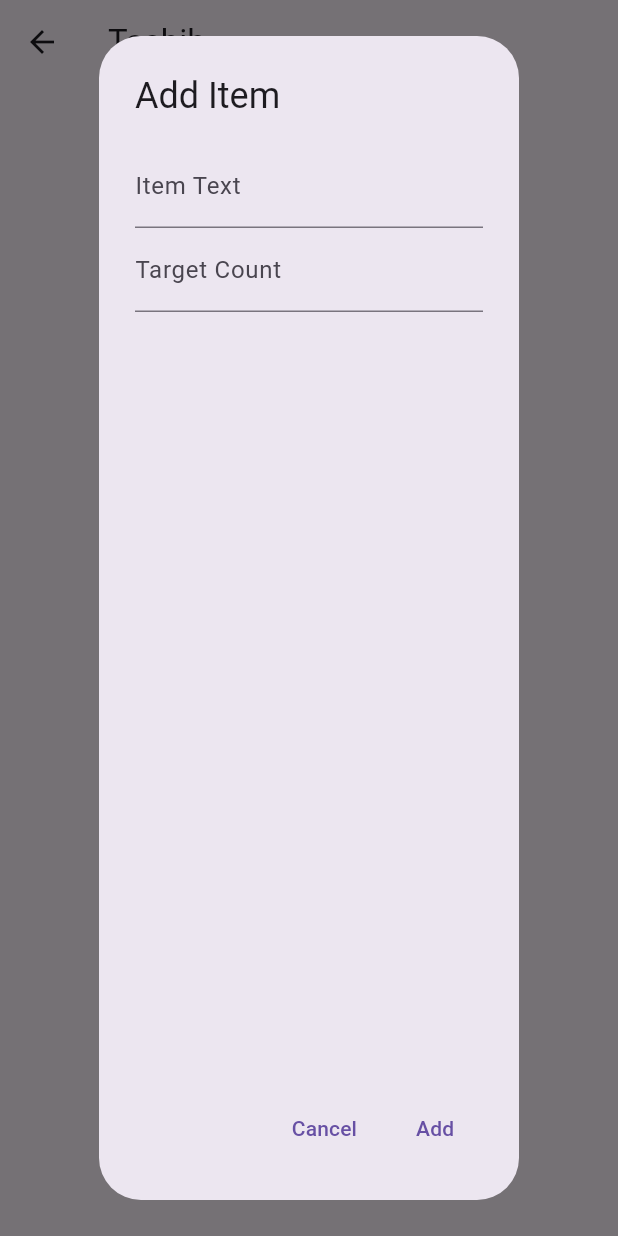
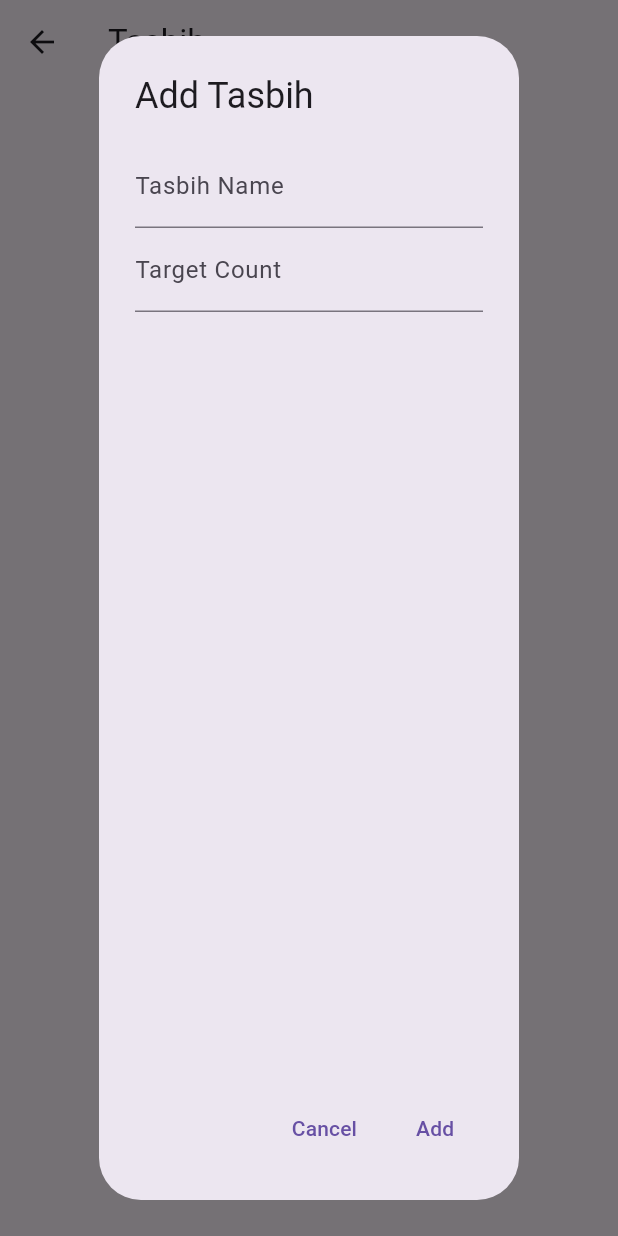
Before and after one commit to shossain786/self_explore, a Flutter app: the NewPage screen opened by its route, after a tap on "Add Item", on a phone screen of 412 x 824 dp. Run offline on Flutter 3.47's test engine with Material 3 defaults, Android fonts, the phone set to English and light mode, and no system bars; our stand-ins replace shared_preferences; accounts and stored records are empty.

Commit message:
code updated

```diff
--- a/lib/counter.dart
+++ b/lib/counter.dart
@@ -70,14 +70,15 @@ class _NewPageState extends State<NewPage> {
         int targetCount = 0; // Variable to store the target count
 
         return AlertDialog(
-          title: const Text('Add Item'),
+          title: const Text('Add Tasbih'),
           content: Column(
+            crossAxisAlignment: CrossAxisAlignment.center,
             children: [
               TextField(
                 onChanged: (value) {
                   newItem = value; // Update the value as the user types
                 },
-                decoration: const InputDecoration(labelText: 'Item Text'),
+                decoration: const InputDecoration(labelText: 'Tasbih Name'),
               ),
               TextField(
                 onChanged: (value) {
--- a/pubspec.yaml
+++ b/pubspec.yaml
@@ -31,7 +31,7 @@ dependencies:
   flutter:
     sdk: flutter
 
-  shared_preferences: ^2.0.10
+  shared_preferences: ^2.2.2
 
 
   # The following adds the Cupertino Icons font to your application.
```
